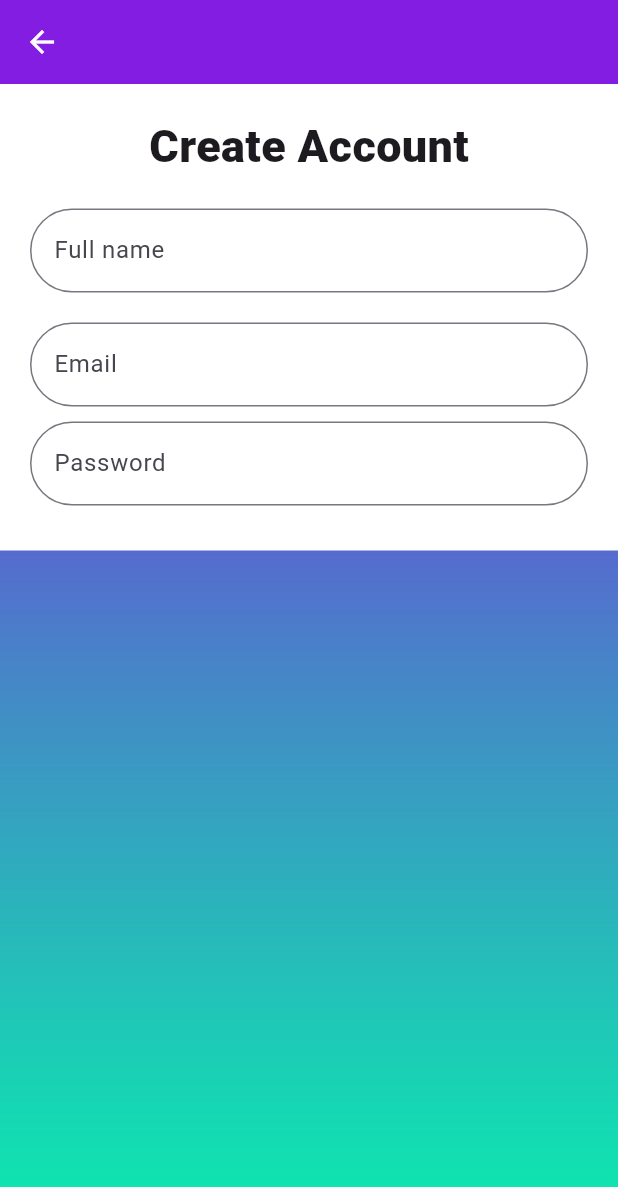
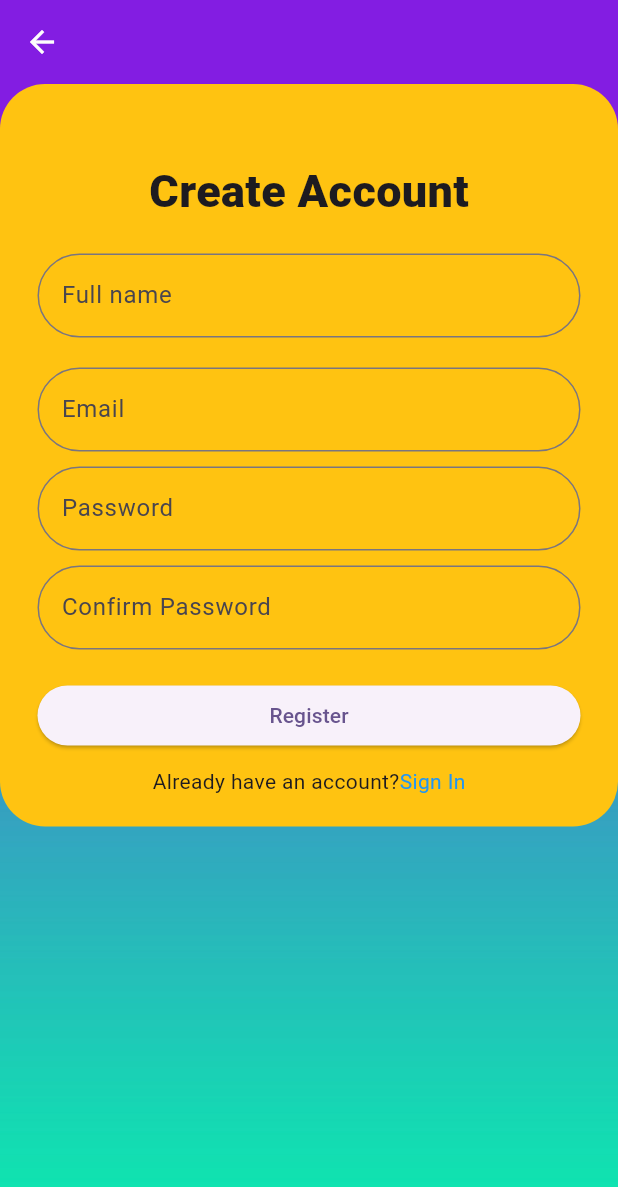
Before and after one commit to VandnaShukla147/CampusCrave, a Flutter app: the SignupScreen screen opened directly, on a phone screen of 412 x 824 dp. Shown: the top 1187 px of the screen. Run offline on Flutter 3.47's test engine with Material 3 defaults, Android fonts, the phone set to English and light mode, and no system bars; our stand-ins replace font_awesome_flutter.

Commit message:
Frontend

```diff
--- a/Frontend/login_page/lib/screens/signup_screen.dart
+++ b/Frontend/login_page/lib/screens/signup_screen.dart
@@ -15,9 +15,15 @@ class _SignupScreenState extends State<SignupScreen> {
     return CustomScaffold(
       child: SingleChildScrollView(
         child: Container(
-          padding: const EdgeInsets.all(20),
-          decoration: BoxDecoration(
-            color: Colors.white,
+          padding: const EdgeInsets.fromLTRB(25.0, 50.0, 25.0, 20.0),
+          decoration: const BoxDecoration(
+            borderRadius: BorderRadius.only(
+              topLeft: Radius.circular(30),
+              topRight: Radius.circular(30),
+              bottomLeft: Radius.circular(30),
+              bottomRight: Radius.circular(30),
+            ),
+            color: Color.fromRGBO(255, 195, 17, 1),
           ),
           child: Form(
             key: _formSignUpKey,
@@ -92,6 +98,58 @@ class _SignupScreenState extends State<SignupScreen> {
                 ),
                 const SizedBox(height: 10),
                 //Confrim password field
+                TextFormField(
+                  obscureText: true,
+                  obscuringCharacter: '*',
+                  validator: (value) {
+                    if (value == null || value.isEmpty) {
+                      return 'Please confirm your password';
+                    }
+                    return null;
+                  },
+                  decoration: InputDecoration(
+                    label: const Text('Confirm Password'),
+                    hintText: 'Confirm Password',
+                    border: OutlineInputBorder(
+                      borderRadius: BorderRadius.circular(50),
+                    ),
+                  ),
+                ),
+                const SizedBox(height: 20),
+                //Register Button
+                SizedBox(
+                  width: double.infinity,
+                  child: ElevatedButton(
+                    onPressed: () {
+                      if (_formSignUpKey.currentState!.validate()) {
+                        ScaffoldMessenger.of(context).showSnackBar(
+                          const SnackBar(
+                            content: Text('Account created Successfully'),
+                          ),
+                        );
+                      }
+                    },
+                    child: const Text('Register'),
+                  ),
+                ),
+                const SizedBox(height: 10),
+                Row(
+                  mainAxisAlignment: MainAxisAlignment.center,
+                  children: [
+                    const Text('Already have an account?'),
+                    GestureDetector(
+                      onTap: () {
+                        Navigator.pop(context);
+                      },
+                      child: const Text(
+                        'Sign In',
+                        style: TextStyle(
+                          color: Colors.blue,
+                        ),
+                      ),
+                    ),
+                  ],
+                ),
               ],
             ),
           ),
```
Also changed, not shown: Frontend/login_page/lib/screens/signin_screen.dart (line endings or trailing spaces).
